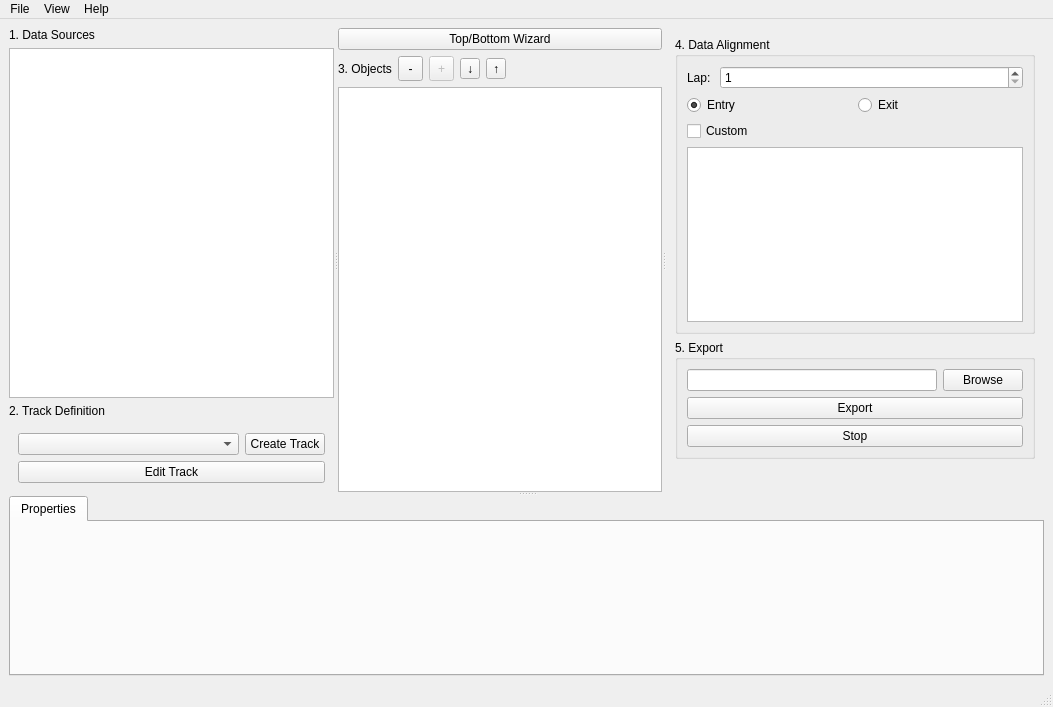
Qt form apps/ui/projectwindow.ui (hankedan000/gopro-overlay) before a commit.
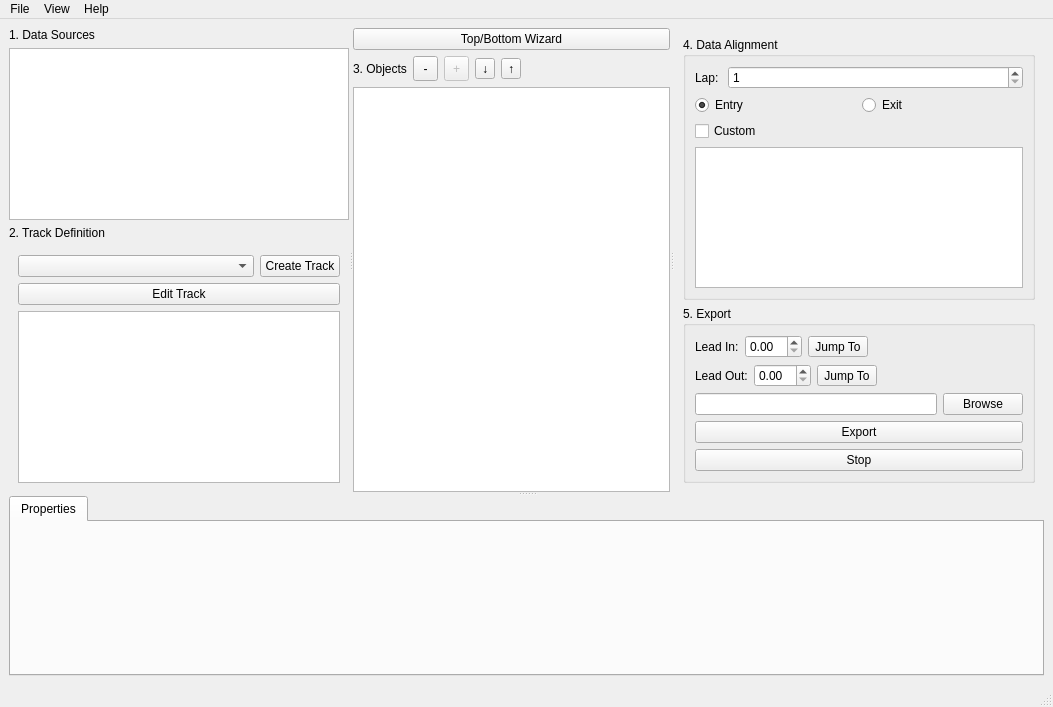
The same form after that commit.

Commit message: Adds lead-in/out to the RenderProject

```diff
--- a/apps/ui/projectwindow.ui
+++ b/apps/ui/projectwindow.ui
@@ -70,6 +70,9 @@
                  </property>
                 </widget>
                </item>
+               <item>
+                <widget class="QUndoView" name="undoView"/>
+               </item>
               </layout>
              </widget>
             </item>
@@ -240,6 +243,80 @@
                   <set>Qt::AlignLeading|Qt::AlignLeft|Qt::AlignTop</set>
                  </property>
                  <layout class="QVBoxLayout" name="verticalLayout_8">
+                  <item>
+                   <layout class="QHBoxLayout" name="horizontalLayout_6">
+                    <property name="bottomMargin">
+                     <number>0</number>
+                    </property>
+                    <item>
+                     <widget class="QLabel" name="label_4">
+                      <property name="text">
+                       <string>Lead In:</string>
+                      </property>
+                     </widget>
+                    </item>
+                    <item>
+                     <widget class="QDoubleSpinBox" name="leadIn_SpinBox"/>
+                    </item>
+                    <item>
+                     <widget class="QToolButton" name="jumpToLeadIn_ToolButton">
+                      <property name="text">
+                       <string>Jump To</string>
+                      </property>
+                     </widget>
+                    </item>
+                    <item>
+                     <spacer name="horizontalSpacer_2">
+                      <property name="orientation">
+                       <enum>Qt::Horizontal</enum>
+                      </property>
+                      <property name="sizeHint" stdset="0">
+                       <size>
+                        <width>40</width>
+                        <height>20</height>
+                       </size>
+                      </property>
+                     </spacer>
+                    </item>
+                   </layout>
+                  </item>
+                  <item>
+                   <layout class="QHBoxLayout" name="horizontalLayout_7">
+                    <property name="bottomMargin">
+                     <number>0</number>
+                    </property>
+                    <item>
+                     <widget class="QLabel" name="label_6">
+                      <property name="text">
+                       <string>Lead Out:</string>
+                      </property>
+                     </widget>
+                    </item>
+                    <item>
+                     <widget class="QDoubleSpinBox" name="leadOut_SpinBox"/>
+                    </item>
+                    <item>
+                     <widget class="QToolButton" name="jumpToLeadOut_ToolButton">
+                      <property name="text">
+                       <string>Jump To</string>
+                      </property>
+                     </widget>
+                    </item>
+                    <item>
+                     <spacer name="horizontalSpacer_3">
+                      <property name="orientation">
+                       <enum>Qt::Horizontal</enum>
+                      </property>
+                      <property name="sizeHint" stdset="0">
+                       <size>
+                        <width>40</width>
+                        <height>20</height>
+                       </size>
+                      </property>
+                     </spacer>
+                    </item>
+                   </layout>
+                  </item>
                   <item>
                    <layout class="QHBoxLayout" name="horizontalLayout_4" stretch="1,0">
                     <item>
```
The commit also changes 3 other files.
